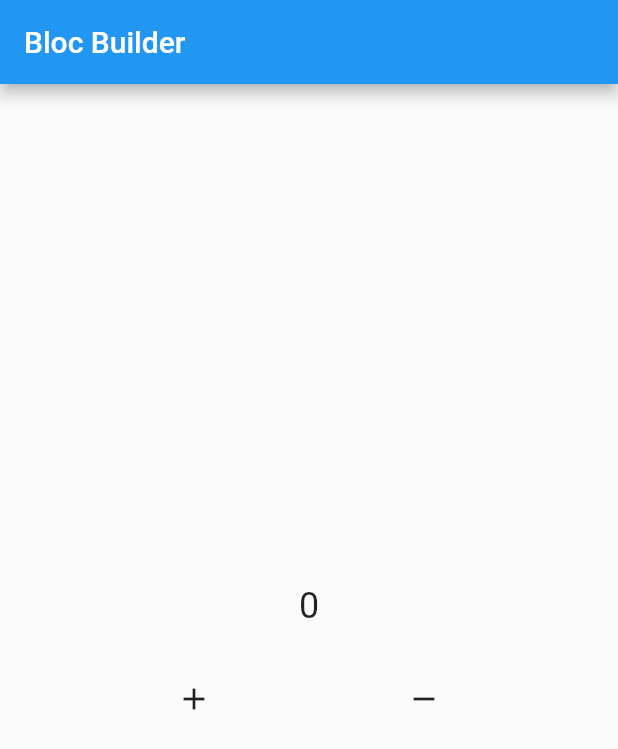
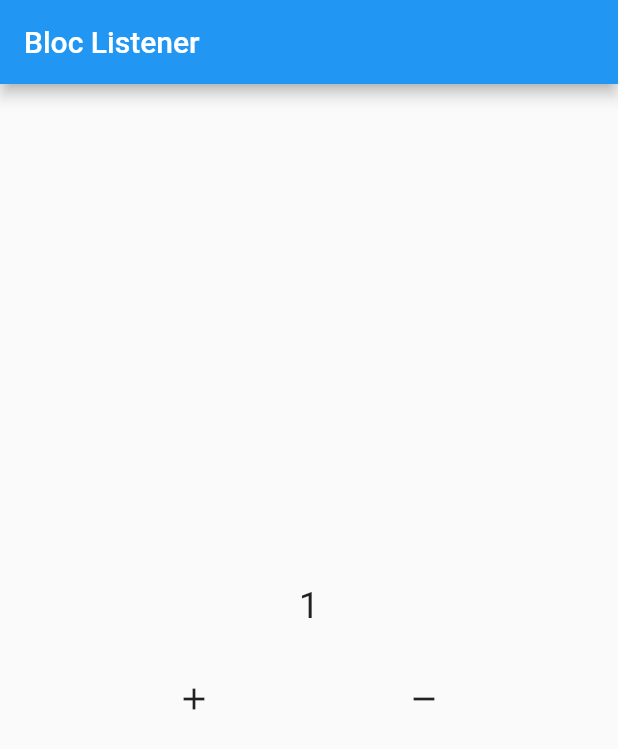
Before and after one commit to hib4/flutter-bloc, a Flutter app: the screen it shows after launch, after a tap on the "add" icon, on a phone screen of 412 x 824 dp. Shown: the top 749 px of the screen. Run offline on Flutter 3.47's test engine with Material 2 defaults, Android fonts, the phone set to English and light mode, and no system bars; our stand-ins replace bloc, flutter_bloc.

Commit message:
feat: [HF] 05-bloc listener

```diff
--- /dev/null
+++ b/lib/05_bloc_listener/05_bloc_listener.dart
@@ -0,0 +1,71 @@
+import 'package:flutter/material.dart';
+import 'package:flutter_bloc/flutter_bloc.dart';
+
+import 'bloc/counter.dart';
+
+class LearnBlocListener extends StatelessWidget {
+  LearnBlocListener({Key? key}) : super(key: key);
+
+  final Counter _counter = Counter();
+
+  @override
+  Widget build(BuildContext context) {
+    return Scaffold(
+      appBar: AppBar(
+        title: const Text('Bloc Listener'),
+      ),
+      body: Column(
+        mainAxisAlignment: MainAxisAlignment.center,
+        children: [
+          BlocListener<Counter, int>(
+            bloc: _counter,
+            listener: (context, state) {
+              ScaffoldMessenger.of(context).showSnackBar(
+                SnackBar(
+                  content: Text('Angka genap $state'),
+                  duration: const Duration(milliseconds: 500),
+                ),
+              );
+            },
+            listenWhen: (previous, current) {
+              if (current.isEven) {
+                return true;
+              } else {
+                return false;
+              }
+            },
+            child: BlocBuilder<Counter, int>(
+              bloc: _counter,
+              builder: (context, state) {
+                return Text(
+                  '$state',
+                  style: const TextStyle(fontSize: 24),
+                );
+              },
+            ),
+          ),
+          const SizedBox(
+            height: 24,
+          ),
+          Row(
+            mainAxisAlignment: MainAxisAlignment.spaceEvenly,
+            children: [
+              IconButton(
+                onPressed: () {
+                  _counter.increment();
+                },
+                icon: const Icon(Icons.add),
+              ),
+              IconButton(
+                onPressed: () {
+                  _counter.decrement();
+                },
+                icon: const Icon(Icons.remove),
+              ),
+            ],
+          ),
+        ],
+      ),
+    );
+  }
+}
--- /dev/null
+++ b/lib/05_bloc_listener/bloc/counter.dart
@@ -0,0 +1,31 @@
+import 'package:bloc/bloc.dart';
+
+class Counter extends Cubit<int> {
+  Counter({this.initialNumber = 0}) : super(initialNumber);
+
+  int initialNumber;
+
+  @override
+  void onChange(Change<int> change) {
+    // TODO: implement onChange
+    super.onChange(change);
+    print(change);
+  }
+
+  @override
+  void onError(Object error, StackTrace stackTrace) {
+    // TODO: implement onError
+    super.onError(error, stackTrace);
+    print(error);
+  }
+
+  void increment() {
+    emit(state + 1);
+  }
+
+  void decrement() {
+    if (state > 0) {
+      emit(state - 1);
+    }
+  }
+}
--- a/lib/main.dart
+++ b/lib/main.dart
@@ -3,6 +3,7 @@ import 'package:learn_bloc/01_stream/01_stream.dart';
 import 'package:learn_bloc/02_basic_cubit/02_basic_cubit.dart';
 import 'package:learn_bloc/03_observer_cubit/03_observer_cubit.dart';
 import 'package:learn_bloc/04_bloc_builder/04_bloc_builder.dart';
+import 'package:learn_bloc/05_bloc_listener/05_bloc_listener.dart';
 
 void main() {
   runApp(const MyApp());
@@ -16,7 +17,7 @@ class MyApp extends StatelessWidget {
     return MaterialApp(
       title: 'Learn BLoC',
       debugShowCheckedModeBanner: false,
-      home: LearnBlocBuilder(),
+      home: LearnBlocListener(),
     );
   }
 }
```
